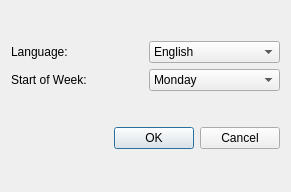
Old version of the form src/preferencedialog.ui in the repository grimsmath/Scheduler.
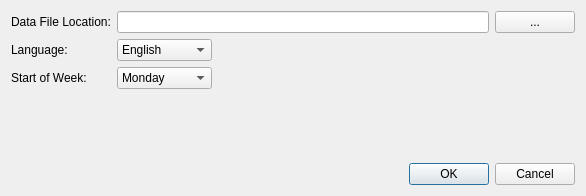
New version of the form.

```diff
--- a/src/preferencedialog.ui
+++ b/src/preferencedialog.ui
@@ -6,8 +6,8 @@
    <rect>
     <x>0</x>
     <y>0</y>
-    <width>291</width>
-    <height>192</height>
+    <width>586</width>
+    <height>196</height>
    </rect>
   </property>
   <property name="windowTitle">
@@ -16,41 +16,7 @@
   <layout class="QVBoxLayout" name="verticalLayout">
    <item>
     <layout class="QGridLayout" name="gridLayout">
-     <item row="0" column="0">
-      <widget class="QLabel" name="label_language">
-       <property name="text">
-        <string>Language: </string>
-       </property>
-       <property name="buddy">
-        <cstring>comboBox_language</cstring>
-       </property>
-      </widget>
-     </item>
-     <item row="0" column="1">
-      <widget class="QComboBox" name="comboBox_language">
-       <item>
-        <property name="text">
-         <string>English</string>
-        </property>
-       </item>
-       <item>
-        <property name="text">
-         <string>中文</string>
-        </property>
-       </item>
-      </widget>
-     </item>
-     <item row="1" column="0">
-      <widget class="QLabel" name="label_startOfWeek">
-       <property name="text">
-        <string>Start of Week:</string>
-       </property>
-       <property name="buddy">
-        <cstring>comboBox_startOfWeek</cstring>
-       </property>
-      </widget>
-     </item>
-     <item row="1" column="1">
+     <item row="2" column="1">
       <widget class="QComboBox" name="comboBox_startOfWeek">
        <item>
         <property name="text">
@@ -89,6 +55,87 @@
        </item>
       </widget>
      </item>
+     <item row="0" column="1" colspan="2">
+      <layout class="QHBoxLayout" name="horizontalLayout">
+       <item>
+        <widget class="QLineEdit" name="txtDataFileLocation"/>
+       </item>
+       <item>
+        <widget class="QPushButton" name="btnBrowseDataFile">
+         <property name="text">
+          <string>...</string>
+         </property>
+        </widget>
+       </item>
+      </layout>
+     </item>
+     <item row="2" column="0">
+      <widget class="QLabel" name="label_startOfWeek">
+       <property name="text">
+        <string>Start of Week:</string>
+       </property>
+       <property name="buddy">
+        <cstring>comboBox_startOfWeek</cstring>
+       </property>
+      </widget>
+     </item>
+     <item row="0" column="0">
+      <widget class="QLabel" name="label">
+       <property name="text">
+        <string>Data File Location:</string>
+       </property>
+      </widget>
+     </item>
+     <item row="1" column="2">
+      <spacer name="horizontalSpacer">
+       <property name="orientation">
+        <enum>Qt::Horizontal</enum>
+       </property>
+       <property name="sizeHint" stdset="0">
+        <size>
+         <width>40</width>
+         <height>20</height>
+        </size>
+       </property>
+      </spacer>
+     </item>
+     <item row="1" column="0">
+      <widget class="QLabel" name="label_language">
+       <property name="text">
+        <string>Language: </string>
+       </property>
+       <property name="buddy">
+        <cstring>comboBox_language</cstring>
+       </property>
+      </widget>
+     </item>
+     <item row="1" column="1">
+      <widget class="QComboBox" name="comboBox_language">
+       <item>
+        <property name="text">
+         <string>English</string>
+        </property>
+       </item>
+       <item>
+        <property name="text">
+         <string>中文</string>
+        </property>
+       </item>
+      </widget>
+     </item>
+     <item row="3" column="1">
+      <spacer name="verticalSpacer">
+       <property name="orientation">
+        <enum>Qt::Vertical</enum>
+       </property>
+       <property name="sizeHint" stdset="0">
+        <size>
+         <width>20</width>
+         <height>40</height>
+        </size>
+       </property>
+      </spacer>
+     </item>
     </layout>
    </item>
    <item>
```
